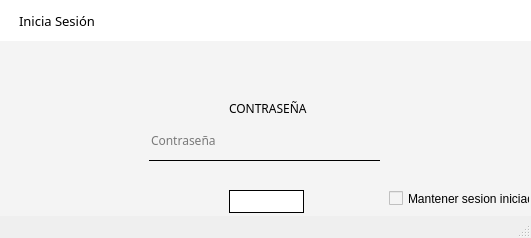
Qt form UI/altern_log.ui (adriii0104/ABAS_SYSTEM) before a commit.
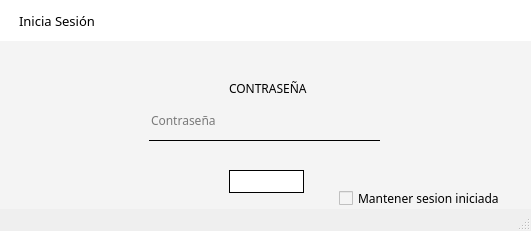
The same form after that commit. Icons and pictures are not drawn.

```diff
--- a/UI/altern_log.ui
+++ b/UI/altern_log.ui
@@ -7,7 +7,7 @@
     <x>0</x>
     <y>0</y>
     <width>531</width>
-    <height>238</height>
+    <height>231</height>
    </rect>
   </property>
   <property name="windowTitle">
@@ -91,7 +91,7 @@
      <property name="geometry">
       <rect>
        <x>150</x>
-       <y>120</y>
+       <y>100</y>
        <width>231</width>
        <height>41</height>
       </rect>
@@ -119,7 +119,7 @@
      <property name="geometry">
       <rect>
        <x>230</x>
-       <y>100</y>
+       <y>80</y>
        <width>91</width>
        <height>16</height>
       </rect>
@@ -137,7 +137,7 @@
      <property name="geometry">
       <rect>
        <x>230</x>
-       <y>190</y>
+       <y>170</y>
        <width>75</width>
        <height>23</height>
       </rect>
@@ -160,12 +160,17 @@
     <widget class="QCheckBox" name="setlogin">
      <property name="geometry">
       <rect>
-       <x>390</x>
+       <x>340</x>
        <y>190</y>
-       <width>141</width>
+       <width>171</width>
        <height>17</height>
       </rect>
      </property>
+     <property name="font">
+      <font>
+       <family>Bahnschrift Light</family>
+      </font>
+     </property>
      <property name="text">
       <string>Mantener sesion iniciada</string>
      </property>
```
